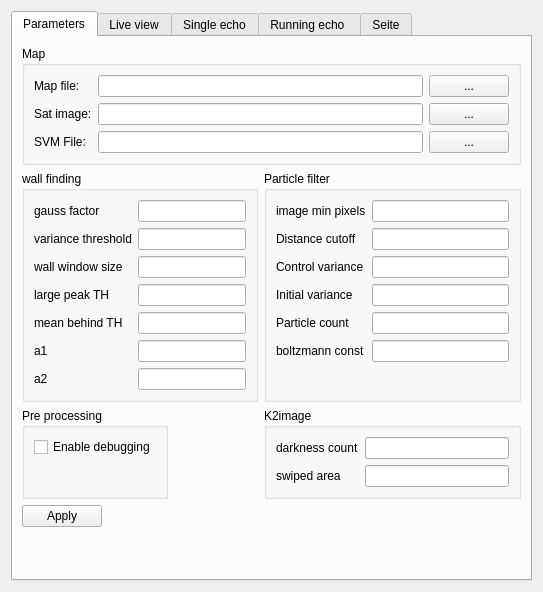
Before: the Qt Designer form Hanse/Module_SonarLocalization/form_sonarlocalization.ui in iti-luebeck/HANSE2011, drawn with Qt 5.
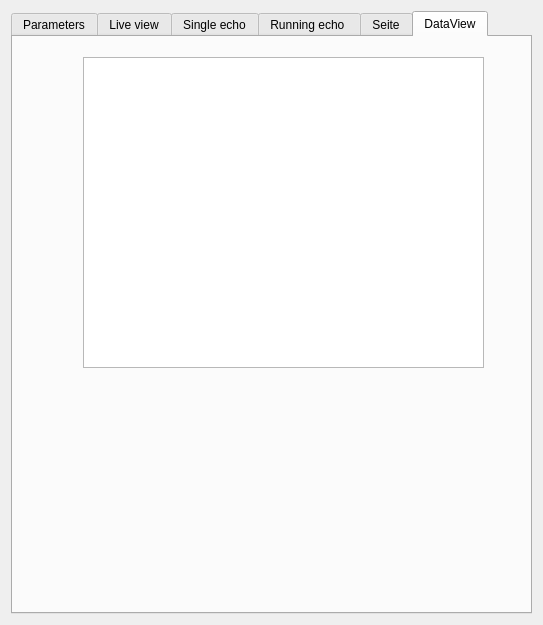
After: the same form once the commit is applied. Custom widgets are drawn as their Qt base class.

Commit message: wallcandidate view in form_sonarloc

```diff
--- a/Hanse/Module_SonarLocalization/form_sonarlocalization.ui
+++ b/Hanse/Module_SonarLocalization/form_sonarlocalization.ui
@@ -7,7 +7,7 @@
     <x>0</x>
     <y>0</y>
     <width>543</width>
-    <height>592</height>
+    <height>625</height>
    </rect>
   </property>
   <property name="windowTitle">
@@ -17,7 +17,7 @@
    <item>
     <widget class="QTabWidget" name="tabWidget">
      <property name="currentIndex">
-      <number>0</number>
+      <number>5</number>
      </property>
      <widget class="QWidget" name="tab_2">
       <attribute name="title">
@@ -647,10 +647,32 @@
        </layout>
       </widget>
      </widget>
+     <widget class="QWidget" name="tab_6">
+      <attribute name="title">
+       <string>DataView</string>
+      </attribute>
+      <widget class="QGraphicsViewExtended" name="graphicsView">
+       <property name="geometry">
+        <rect>
+         <x>70</x>
+         <y>20</y>
+         <width>401</width>
+         <height>311</height>
+        </rect>
+       </property>
+      </widget>
+     </widget>
     </widget>
    </item>
   </layout>
  </widget>
+ <customwidgets>
+  <customwidget>
+   <class>QGraphicsViewExtended</class>
+   <extends>QGraphicsView</extends>
+   <header location="global">qgraphicsviewextended.h</header>
+  </customwidget>
+ </customwidgets>
  <resources/>
  <connections/>
 </ui>
```
The commit also changes 6 other files.
